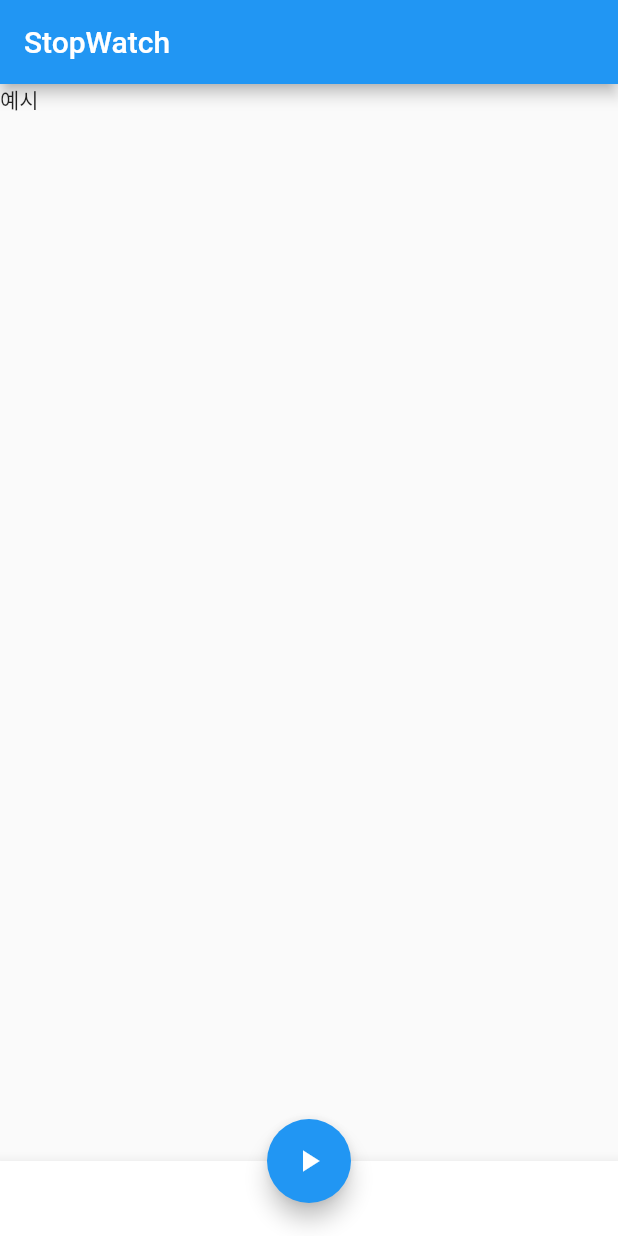
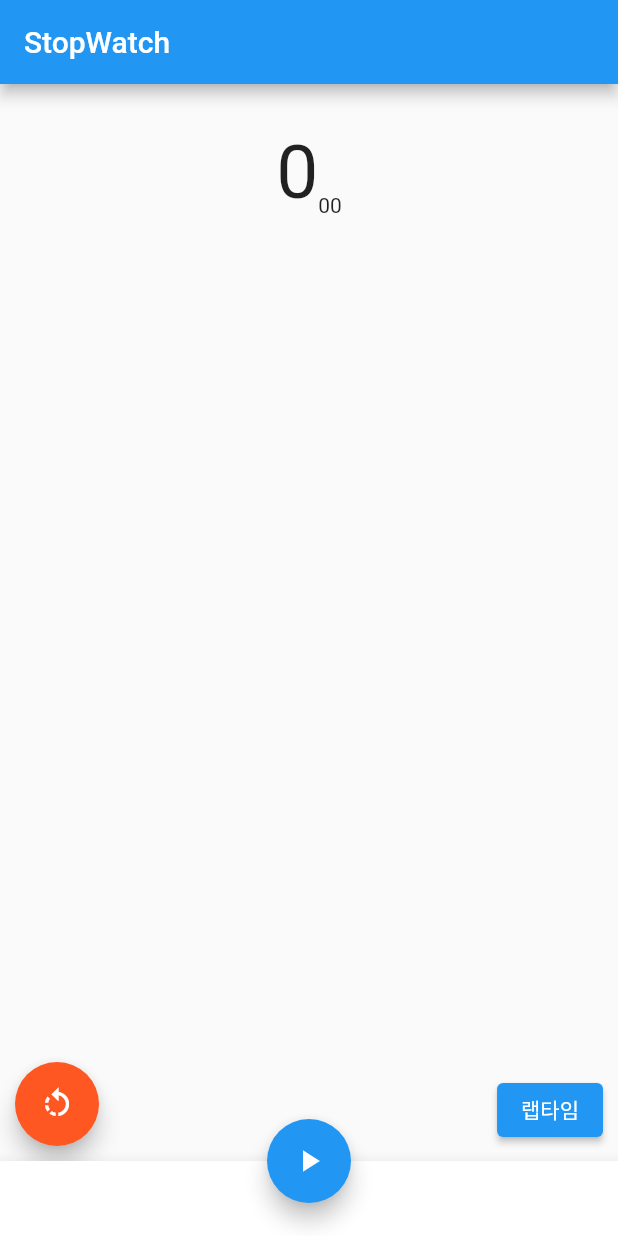
Before and after one commit to mcoding777/Flutter_Study, a Flutter app: the screen it shows after launch, on a phone screen of 412 x 824 dp. Run offline on Flutter 3.47's test engine with Material 2 defaults, Android fonts, the phone set to English and light mode, and no system bars.

Commit message:
feat: 타이머 영역 UI 구현

```diff
--- a/stopwatch/lib/main.dart
+++ b/stopwatch/lib/main.dart
@@ -29,13 +29,77 @@ class StopWatchPage extends StatefulWidget {
 }
 
 class _StopWatchPageState extends State<StopWatchPage> {
+  Widget _buildBody() {
+    return Center(
+      child: Padding(
+        padding: const EdgeInsets.only(top: 30.0),
+        child: Stack(children: <Widget>[
+          // Stack은 여러 위젯을 겹칠 수 있음
+          Column(
+            children: <Widget>[
+              Row(
+                // 시간을 표시하는 영역
+                mainAxisAlignment: MainAxisAlignment.center,
+                crossAxisAlignment: CrossAxisAlignment.end,
+                children: const <Widget>[
+                  // 여기는 왜 const가 붙어야 할까?
+                  // flutter의 위젯, final, const에 대한 것 : https://sudarlife.tistory.com/entry/Flutter-%EC%97%90%EC%84%9C%EC%9D%98-immutable-mutable%ED%95%9C-%ED%81%B4%EB%9E%98%EC%8A%A4%EB%A5%BC-immutable-%ED%95%98%EA%B2%8C-%EC%82%AC%EC%9A%A9%ED%95%98%EC%9E%90
+                  Text(
+                    // 초
+                    '0',
+                    style: TextStyle(fontSize: 50.0),
+                  ),
+                  Text('00'),
+                ],
+              ),
+              SizedBox(
+                // Container 또는 SizedBox (둘의 차이는 https://memostack.tistory.com/188)
+                // 랩 타임을 표시하는 영역
+                width: 100,
+                height: 200,
+                child: ListView(
+                  children: const <Widget>[],
+                ),
+              )
+            ],
+          ),
+          Positioned(
+            // 위치 잡는 위젯
+            left: 10,
+            bottom: 10,
+            child: FloatingActionButton(
+              // 왼쪽 아래에 위치한 초기화 버튼
+              backgroundColor: Colors.deepOrange,
+              onPressed: () {
+                // 초기화 버튼 눌렀을 때 이벤트
+              },
+              child: const Icon(Icons.rotate_left),
+            ),
+          ),
+          Positioned(
+            right: 10,
+            bottom: 10,
+            child: ElevatedButton(
+              // 버튼을 강조하고 싶을 때 사용하는 위젯
+              // 오른쪽 아래에 위치한 랩 타임 버튼
+              onPressed: () {
+                // 초기화 버튼 눌렀을 때 이벤트
+              },
+              child: const Text('랩타임'),
+            ),
+          ),
+        ]),
+      ),
+    );
+  }
+
   @override
   Widget build(BuildContext context) {
     return Scaffold(
       appBar: AppBar(
         title: Text(widget.title),
       ),
-      body: const Text('예시'), // _buildBody(),
+      body: _buildBody(),
       bottomNavigationBar: BottomAppBar(
         // 라우터 기능이 있는 하단 바 : FloatingButton과 BottomAppBar은 거의 같이 쓰인다
         child: Container(
```
